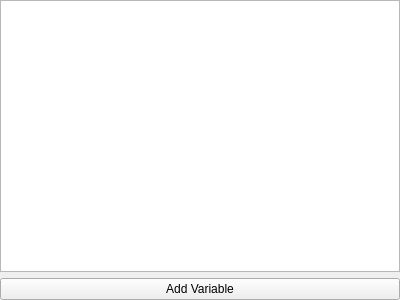
The window that src/airunner/gui/widgets/nodegraph/templates/variables_panel.ui (Capsize-Games/airunner) describes before a commit, drawn with Qt 5.
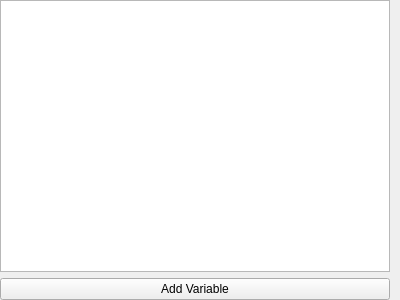
The same window after the commit.

```diff
--- a/src/airunner/gui/widgets/nodegraph/templates/variables_panel.ui
+++ b/src/airunner/gui/widgets/nodegraph/templates/variables_panel.ui
@@ -21,7 +21,7 @@
     <number>0</number>
    </property>
    <property name="rightMargin">
-    <number>0</number>
+    <number>10</number>
    </property>
    <property name="bottomMargin">
     <number>0</number>
```
